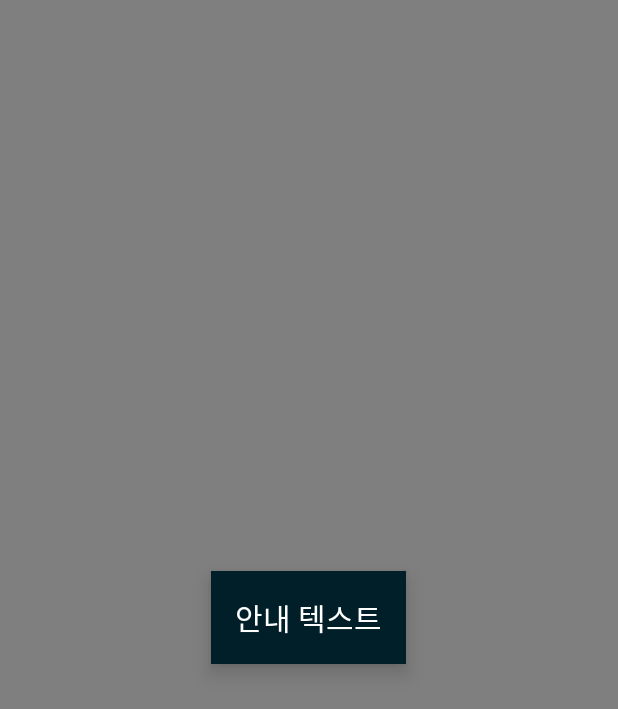
After one commit to lamd2171/lamd, an Android app: the layout overlay_registration_guide.xml on its own in the app's theme, with its tools: preview values and no code run, on a phone screen of 412 x 824 dp. The commit adds this screen. Shown: the top 709 px of the screen. Run offline under Robolectric (Android 15) with nearby library versions, the phone set to English and light mode, and no system bars.

Commit message:
✨ 최신 완성형 프로젝트 전체 업로드

```diff
--- /dev/null
+++ b/app/src/main/res/layout/overlay_registration_guide.xml
@@ -0,0 +1,27 @@
+<?xml version="1.0" encoding="utf-8"?>
+<FrameLayout xmlns:android="http://schemas.android.com/apk/res/android"
+    android:id="@+id/overlayGuideRoot"
+    android:layout_width="match_parent"
+    android:layout_height="match_parent"
+    android:background="#80000000"
+    android:clickable="true"
+    android:focusable="true">
+
+    <TextView
+        android:id="@+id/guideText"
+        android:layout_width="wrap_content"
+        android:layout_height="wrap_content"
+        android:text="안내 텍스트"
+        android:textSize="20sp"
+        android:textColor="#FFFFFF"
+        android:background="@android:color/holo_blue_dark"
+        android:padding="16dp"
+        android:layout_gravity="center"
+        android:elevation="8dp"
+        android:gravity="center"
+        android:textAlignment="center"
+        android:layout_margin="32dp"
+        android:backgroundTint="#CC000000"
+        android:backgroundTintMode="src_atop"
+        android:shape="rectangle" />
+</FrameLayout>
```
Also changed, not shown: app/src/main/java/com/example/bitconintauto/MainActivity.kt (+6 -4 lines), app/src/main/java/com/example/bitconintauto/OverlayView.kt (+30 -50 lines), app/src/main/java/com/example/bitconintauto/ui/CoordinateListActivity.kt (+25 -1 lines), app/src/main/java/com/example/bitconintauto/ui/CoordinateRegistrationGuide.kt (added, +91 -0 lines), app/src/main/java/com/example/bitconintauto/ui/OverlayResizableEditor.kt (added, +108 -0 lines), app/src/main/java/com/example/bitconintauto/util/CoordinateManager.kt (+8 -0 lines), 284 other files.
